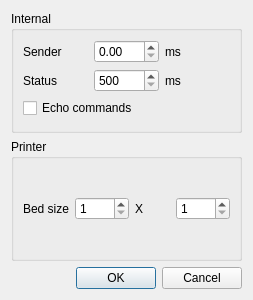
Before: the Qt Designer form settingswindow.ui in NeoTheFox/RepRaptor, drawn with Qt 5.
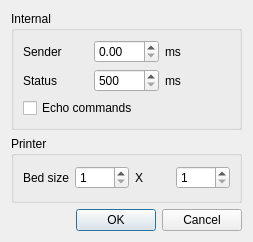
After: the same form once the commit is applied.

Patch:
```diff
--- a/settingswindow.ui
+++ b/settingswindow.ui
@@ -7,7 +7,7 @@
     <x>0</x>
     <y>0</y>
     <width>253</width>
-    <height>300</height>
+    <height>242</height>
    </rect>
   </property>
   <property name="windowTitle">
```
